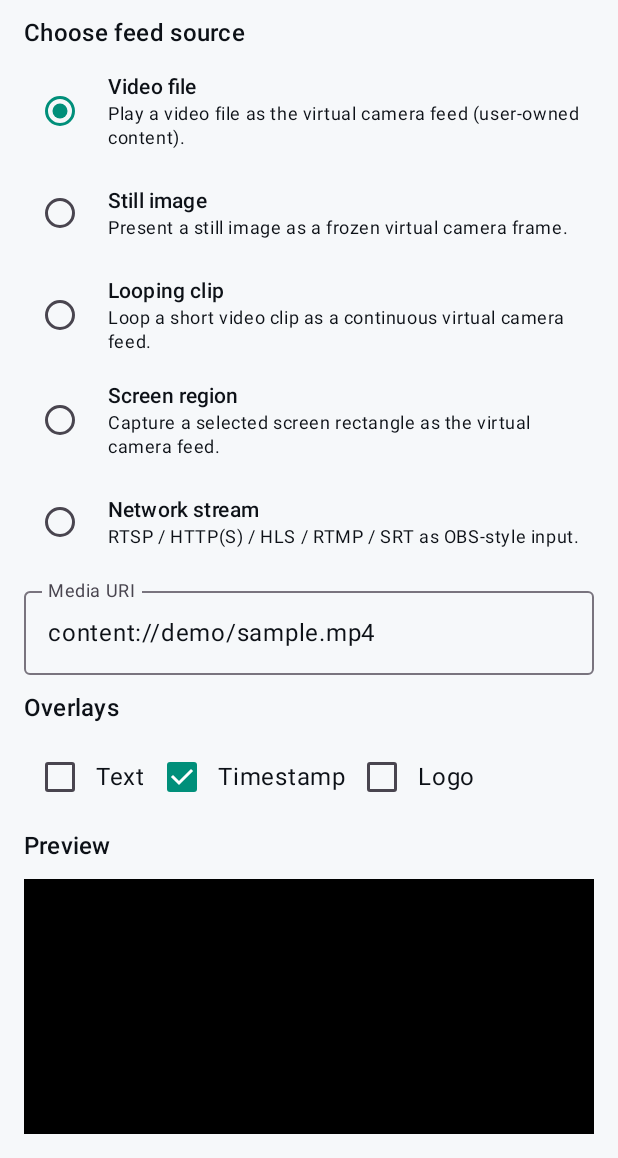
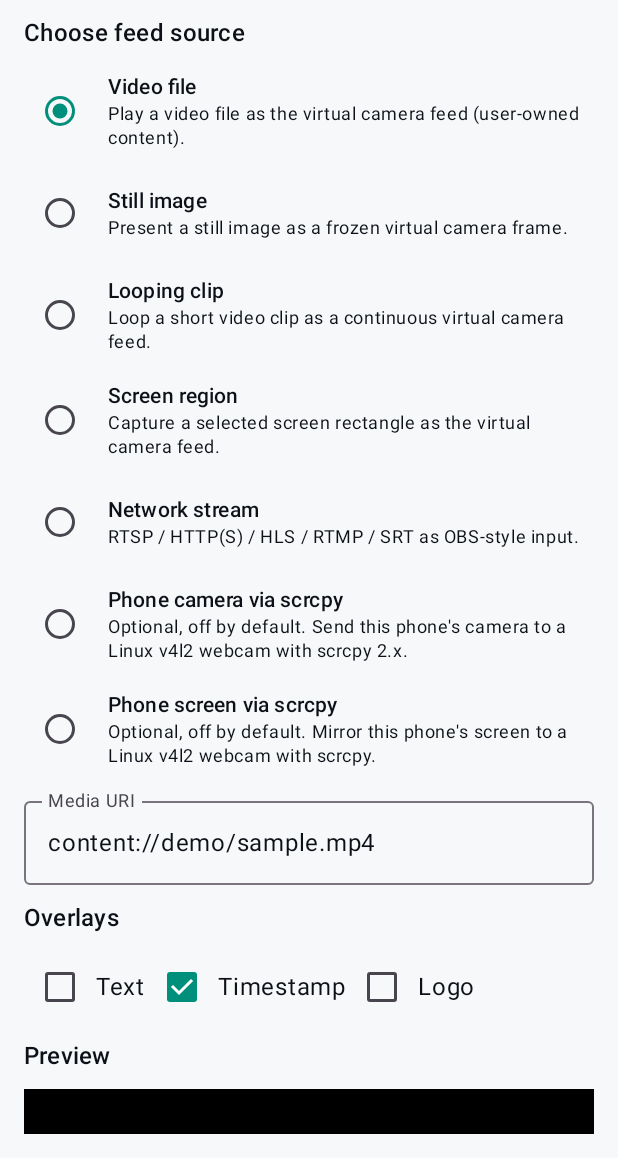
Before and after one commit to Victorious93/victorcam, an Android app built with Jetpack Compose: the screen it shows after launch (MainActivity), after a tap on "I understand — continue", on a phone screen of 412 x 824 dp, the part 78-1236 px from its top. Run offline under Robolectric (Android 15) with nearby library versions, the phone set to English and light mode, and no system bars; our stand-ins replace Room's generated code; pictures from the network do not load.

Commit message:
feat: optional phone camera/screen via scrcpy 2.x and v4l2loopback
Add an off-by-default Linux PC helper and in-app setup that present this
phone's camera (--video-source=camera, Android 12+) or screen
(--video-source=display) as a v4l2loopback webcam. scrcpy is not bundled;
the path does not inject frames into the on-device pipeline.

Credit Genymobile/scrcpy (Apache-2.0) in README and NOTICE.

```diff
--- a/app/src/main/java/com/victorious/cam/feed/FeedSource.kt
+++ b/app/src/main/java/com/victorious/cam/feed/FeedSource.kt
@@ -33,7 +33,17 @@ enum class FeedSourceKind {
     SCREEN_REGION,
     NETWORK_STREAM,
     /** Logical multi-source PiP / grid mixer output. */
-    MULTI_FEED_MIX
+    MULTI_FEED_MIX,
+    /**
+     * Optional PC-side path: phone camera via scrcpy 2.x + v4l2loopback.
+     * Does not push frames into the on-device [FramePipeline].
+     */
+    SCRCPY_CAMERA,
+    /**
+     * Optional PC-side path: phone screen-mirror via scrcpy + v4l2loopback.
+     * Does not push frames into the on-device [FramePipeline].
+     */
+    SCRCPY_SCREEN_MIRROR
 }
 
 fun FeedSourceKind.toDefaultId(): String = when (this) {
@@ -43,4 +53,6 @@ fun FeedSourceKind.toDefaultId(): String = when (this) {
     FeedSourceKind.SCREEN_REGION -> "screen_region"
     FeedSourceKind.NETWORK_STREAM -> "network_stream"
     FeedSourceKind.MULTI_FEED_MIX -> "multi_feed_mix"
+    FeedSourceKind.SCRCPY_CAMERA -> "scrcpy_camera"
+    FeedSourceKind.SCRCPY_SCREEN_MIRROR -> "scrcpy_screen_mirror"
 }
--- a/app/src/main/java/com/victorious/cam/feed/FeedSourceFactory.kt
+++ b/app/src/main/java/com/victorious/cam/feed/FeedSourceFactory.kt
@@ -3,6 +3,8 @@ package com.victorious.cam.feed
 import android.content.Context
 import com.victorious.cam.network.NetworkStreamFeedSource
 import com.victorious.cam.pipeline.FramePipeline
+import com.victorious.cam.scrcpy.ScrcpyFeedSource
+import com.victorious.cam.scrcpy.ScrcpyVideoSource
 
 object FeedSourceFactory {
     fun all(context: Context? = null): List<FeedSource> = listOf(
@@ -10,7 +12,9 @@ object FeedSourceFactory {
         ImageFeedSource(context),
         LoopingClipFeedSource(context),
         ScreenRegionFeedSource(context),
-        NetworkStreamFeedSource(context)
+        NetworkStreamFeedSource(context),
+        ScrcpyFeedSource(ScrcpyVideoSource.CAMERA),
+        ScrcpyFeedSource(ScrcpyVideoSource.DISPLAY)
     )
 
     fun create(kind: FeedSourceKind, context: Context? = null): FeedSource = when (kind) {
@@ -19,6 +23,8 @@ object FeedSourceFactory {
         FeedSourceKind.LOOPING_CLIP -> LoopingClipFeedSource(context)
         FeedSourceKind.SCREEN_REGION -> ScreenRegionFeedSource(context)
         FeedSourceKind.NETWORK_STREAM -> NetworkStreamFeedSource(context)
+        FeedSourceKind.SCRCPY_CAMERA -> ScrcpyFeedSource(ScrcpyVideoSource.CAMERA)
+        FeedSourceKind.SCRCPY_SCREEN_MIRROR -> ScrcpyFeedSource(ScrcpyVideoSource.DISPLAY)
         FeedSourceKind.MULTI_FEED_MIX ->
             error("MULTI_FEED_MIX is produced by MultiFeedMixer, not FeedSourceFactory")
     }
--- /dev/null
+++ b/app/src/main/java/com/victorious/cam/scrcpy/ScrcpyFeedSource.kt
@@ -0,0 +1,80 @@
+package com.victorious.cam.scrcpy
+
+import com.victorious.cam.feed.FeedSource
+import com.victorious.cam.feed.FeedSourceKind
+import com.victorious.cam.feed.toDefaultId
+import com.victorious.cam.pipeline.FramePipeline
+
+/**
+ * Optional listing for the PC-side scrcpy helper path.
+ *
+ * Starting this source does **not** push frames into [FramePipeline]. Capture
+ * happens on a Linux PC via scrcpy 2.x and v4l2loopback. See docs/SCRCPY.md.
+ * Off by default until [ScrcpyGate.enabled] is set from the setup screen.
+ */
+class ScrcpyFeedSource(
+    val mode: ScrcpyVideoSource,
+    private val gate: () -> Boolean = { ScrcpyGate.enabled }
+) : FeedSource {
+    override val id: String = kind.toDefaultId()
+    override val displayName: String = when (mode) {
+        ScrcpyVideoSource.CAMERA -> "Phone camera via scrcpy"
+        ScrcpyVideoSource.DISPLAY -> "Phone screen via scrcpy"
+    }
+    override val description: String = when (mode) {
+        ScrcpyVideoSource.CAMERA ->
+            "Optional, off by default. Send this phone's camera to a Linux v4l2 webcam with scrcpy 2.x."
+        ScrcpyVideoSource.DISPLAY ->
+            "Optional, off by default. Mirror this phone's screen to a Linux v4l2 webcam with scrcpy."
+    }
+
+    val kind: FeedSourceKind
+        get() = when (mode) {
+            ScrcpyVideoSource.CAMERA -> FeedSourceKind.SCRCPY_CAMERA
+            ScrcpyVideoSource.DISPLAY -> FeedSourceKind.SCRCPY_SCREEN_MIRROR
+        }
+
+    private var pipeline: FramePipeline? = null
+    private var active = false
+
+    fun recommendedCommand(): ScrcpyCommandOptions =
+        ScrcpyCommandOptions(videoSource = mode)
+
+    override fun bindPipeline(pipeline: FramePipeline) {
+        this.pipeline = pipeline
+    }
+
+    override suspend fun start(): Result<Unit> {
+        if (pipeline == null) {
+            return Result.failure(IllegalStateException("Pipeline not bound"))
+        }
+        if (!gate()) {
+            return Result.failure(
+                IllegalStateException(
+                    "scrcpy path is OFF by default. Enable it in Phone camera via scrcpy setup, " +
+                        "then run scripts/victorcam-scrcpy.sh on a Linux PC. " +
+                        "This source does not feed the on-device virtual camera pipeline."
+                )
+            )
+        }
+        // Intentionally no FramePipeline.start() / frame publish: capture is PC-side.
+        active = true
+        return Result.success(Unit)
+    }
+
+    override suspend fun stop() {
+        active = false
+    }
+
+    override fun isActive(): Boolean = active
+
+    override fun statusLine(): String = when {
+        active ->
+            "Acknowledged — run ${recommendedCommand().toCommandLine()} on a Linux PC. " +
+                "No frames are injected into the on-device pipeline."
+        gate() ->
+            "Enabled, idle — run scripts/victorcam-scrcpy.sh on a Linux PC (see docs/SCRCPY.md)."
+        else ->
+            "Off by default — open Phone camera via scrcpy setup to enable this optional path."
+    }
+}
--- /dev/null
+++ b/app/src/main/java/com/victorious/cam/scrcpy/ScrcpyGate.kt
@@ -0,0 +1,35 @@
+package com.victorious.cam.scrcpy
+
+import android.content.Context
+
+/**
+ * Optional scrcpy path gate. Always starts **OFF**.
+ *
+ * Enabling only records that the user opened the in-app setup and opted in.
+ * It does not launch scrcpy or inject frames into the on-device pipeline.
+ * The PC helper (`scripts/victorcam-scrcpy.sh`) is what actually runs scrcpy.
+ */
+object ScrcpyGate {
+    @Volatile
+    var enabled: Boolean = false
+}
+
+class ScrcpyPrefs(context: Context) {
+    private val prefs = context.getSharedPreferences(PREFS_NAME, Context.MODE_PRIVATE)
+
+    fun isEnabled(): Boolean = prefs.getBoolean(KEY_ENABLED, false)
+
+    fun setEnabled(value: Boolean) {
+        prefs.edit().putBoolean(KEY_ENABLED, value).apply()
+        ScrcpyGate.enabled = value
+    }
+
+    fun restoreToGate() {
+        ScrcpyGate.enabled = isEnabled()
+    }
+
+    companion object {
+        const val PREFS_NAME = "victorcam_scrcpy"
+        const val KEY_ENABLED = "enabled"
+    }
+}
--- a/app/src/main/java/com/victorious/cam/ui/VictorCamNav.kt
+++ b/app/src/main/java/com/victorious/cam/ui/VictorCamNav.kt
@@ -10,11 +10,13 @@ import com.victorious.cam.data.DisclosurePrefs
 import com.victorious.cam.ui.screens.AdvancedHookOptInScreen
 import com.victorious.cam.ui.screens.DisclosureScreen
 import com.victorious.cam.ui.screens.MainScreen
+import com.victorious.cam.ui.screens.ScrcpySetupScreen
 
 object Routes {
     const val DISCLOSURE = "disclosure"
     const val MAIN = "main"
     const val ADVANCED_HOOK = "advanced_hook"
+    const val SCRCPY_SETUP = "scrcpy_setup"
 }
 
 @Composable
@@ -36,10 +38,16 @@ fun VictorCamNav() {
             )
         }
         composable(Routes.MAIN) {
-            MainScreen(onOpenAdvancedHook = { nav.navigate(Routes.ADVANCED_HOOK) })
+            MainScreen(
+                onOpenAdvancedHook = { nav.navigate(Routes.ADVANCED_HOOK) },
+                onOpenScrcpySetup = { nav.navigate(Routes.SCRCPY_SETUP) }
+            )
         }
         composable(Routes.ADVANCED_HOOK) {
             AdvancedHookOptInScreen(onBack = { nav.popBackStack() })
         }
+        composable(Routes.SCRCPY_SETUP) {
+            ScrcpySetupScreen(onBack = { nav.popBackStack() })
+        }
     }
 }
--- a/app/src/main/java/com/victorious/cam/ui/screens/MainScreen.kt
+++ b/app/src/main/java/com/victorious/cam/ui/screens/MainScreen.kt
@@ -50,6 +50,8 @@ import com.victorious.cam.library.FeedLibraryDatabase
 import com.victorious.cam.library.FeedLibraryRepository
 import com.victorious.cam.library.FeedPreset
 import com.victorious.cam.network.NetworkStreamFeedSource
+import com.victorious.cam.scrcpy.ScrcpyFeedSource
+import com.victorious.cam.scrcpy.ScrcpyPrefs
 import com.victorious.cam.overlay.OverlayCompositor
 import com.victorious.cam.overlay.OverlayConfig
 import com.victorious.cam.overlay.OverlayPosition
@@ -60,8 +62,12 @@ import kotlinx.coroutines.delay
 import kotlinx.coroutines.launch
 
 @Composable
-fun MainScreen(onOpenAdvancedHook: () -> Unit = {}) {
+fun MainScreen(
+    onOpenAdvancedHook: () -> Unit = {},
+    onOpenScrcpySetup: () -> Unit = {}
+) {
     val context = LocalContext.current
+    remember { ScrcpyPrefs(context).also { it.restoreToGate() } }
     val pipeline = remember { FramePipeline() }
     val sources = remember {
         FeedSourceFactory.all(context).also { FeedSourceFactory.bindAll(it, pipeline) }
@@ -236,6 +242,7 @@ fun MainScreen(onOpenAdvancedHook: () -> Unit = {}) {
                                         is LoopingClipFeedSource -> "LOOPING_CLIP"
                                         is ScreenRegionFeedSource -> "SCREEN_REGION"
                                         is NetworkStreamFeedSource -> "NETWORK_STREAM"
+                                        is ScrcpyFeedSource -> selected.kind.name
                                         else -> "VIDEO_FILE"
                                     }
                                 },
@@ -281,6 +288,8 @@ fun MainScreen(onOpenAdvancedHook: () -> Unit = {}) {
                                     com.victorious.cam.feed.FeedSourceKind.SCREEN_REGION -> "screen_region"
                                     com.victorious.cam.feed.FeedSourceKind.NETWORK_STREAM -> "network_stream"
                                     com.victorious.cam.feed.FeedSourceKind.MULTI_FEED_MIX -> "multi_feed_mix"
+                                    com.victorious.cam.feed.FeedSourceKind.SCRCPY_CAMERA -> "scrcpy_camera"
+                                    com.victorious.cam.feed.FeedSourceKind.SCRCPY_SCREEN_MIRROR -> "scrcpy_screen_mirror"
                                 }
                             }) {
                             null -> error = "Preset source missing"
@@ -312,6 +321,9 @@ fun MainScreen(onOpenAdvancedHook: () -> Unit = {}) {
         }
 
         Spacer(Modifier.height(8.dp))
+        OutlinedButton(onClick = onOpenScrcpySetup, modifier = Modifier.fillMaxWidth()) {
+            Text(stringResource(R.string.scrcpy_setup_open))
+        }
         OutlinedButton(onClick = onOpenAdvancedHook, modifier = Modifier.fillMaxWidth()) {
             Text(stringResource(R.string.hook_optin_open))
         }
--- a/app/src/main/res/values/strings.xml
+++ b/app/src/main/res/values/strings.xml
@@ -33,5 +33,9 @@
     <string name="feed_switch_text">Active preset: %1$s</string>
     <string name="feed_switch_next">Next</string>
     <string name="feed_switch_prev">Prev</string>
+    <string name="scrcpy_setup_title">Phone camera via scrcpy (optional)</string>
+    <string name="scrcpy_setup_open">Phone camera via scrcpy (optional)</string>
+    <string name="scrcpy_setup_body">Optional, OFF by default.\n\nThis path uses scrcpy 2.x on a Linux PC with v4l2loopback so this phone's camera (--video-source=camera, Android 12+) or screen (--video-source=display) can appear as a normal webcam (/dev/videoN).\n\nIt does not inject frames into VictorCam's on-device virtual camera pipeline. Capture happens on the PC. scrcpy is not bundled in this app.\n\nUser-owned content only — NOT for fraud, KYC/biometric bypass, or impersonation.</string>
+    <string name="scrcpy_setup_credit">Credit: scrcpy by Genymobile and contributors, Apache License 2.0. https://github.com/Genymobile/scrcpy — see NOTICE.</string>
     <string name="audio_limits">Stock Android: audio plays for preview / our capture intents only. System mic replace needs root/LSPosed.</string>
 </resources>
```
Also changed, not shown: app/src/main/java/com/victorious/cam/scrcpy/ScrcpyCommand.kt (added, +133 -0 lines), app/src/main/java/com/victorious/cam/ui/screens/ScrcpySetupScreen.kt (added, +123 -0 lines), 7 other files.
